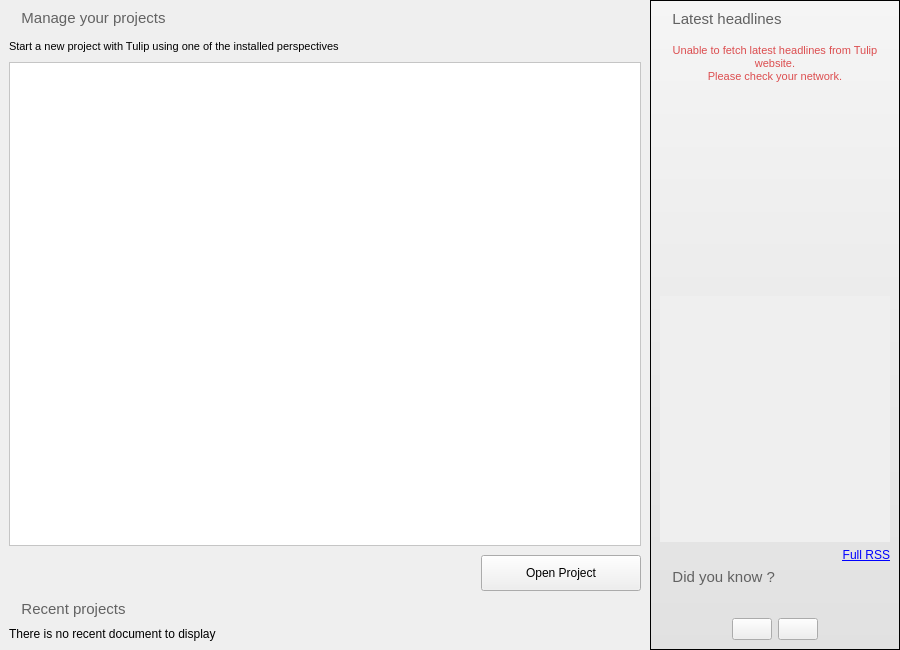
This is software/tulip4/tulip_app/designer/TulipWelcomePage.ui in vadivelselvaraj/TulipGLImprovement as Qt 5 draws it before an edit. The edited form follows.
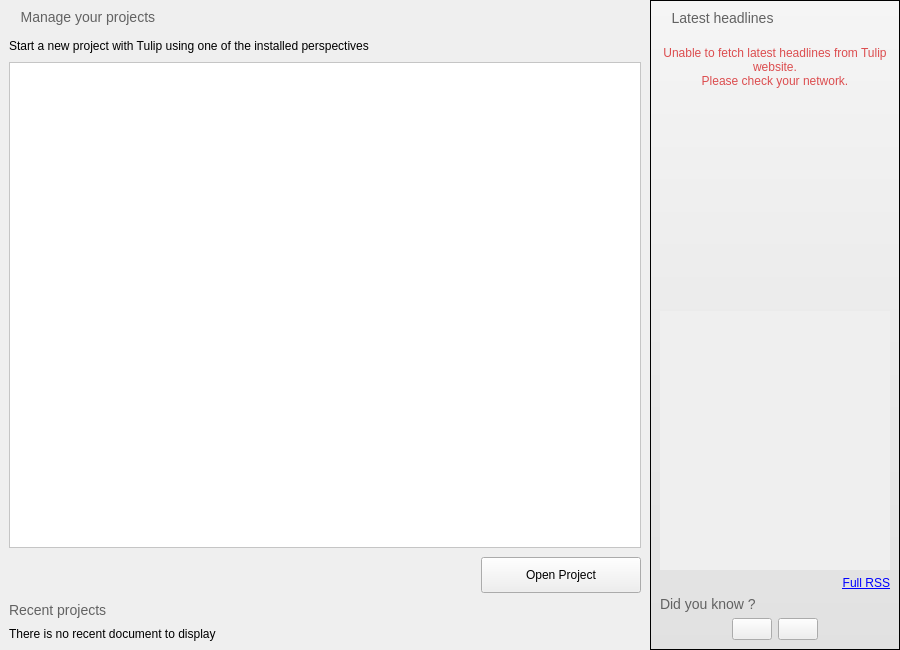
This is the edited form. Icons and pictures are not drawn.

Commit message: Fixed font sizes in labels from Tulip welcome screens

What changed in the file:
```diff
--- a/software/tulip4/tulip_app/designer/TulipWelcomePage.ui
+++ b/software/tulip4/tulip_app/designer/TulipWelcomePage.ui
@@ -40,13 +40,19 @@
         </sizepolicy>
        </property>
        <property name="text">
-        <string>&lt;!DOCTYPE HTML PUBLIC &quot;-//W3C//DTD HTML 4.0//EN&quot; &quot;http://www.w3.org/TR/REC-html40/strict.dtd&quot;&gt;
-&lt;html&gt;&lt;head&gt;&lt;meta name=&quot;qrichtext&quot; content=&quot;1&quot; /&gt;&lt;style type=&quot;text/css&quot;&gt;
+        <string>&lt;html&gt;&lt;head&gt;&lt;meta name=&quot;qrichtext&quot; content=&quot;1&quot; /&gt;&lt;style type=&quot;text/css&quot;&gt;
 p, li { white-space: pre-wrap; }
-&lt;/style&gt;&lt;/head&gt;&lt;body style=&quot; font-family:'Cantarell'; font-size:11pt; font-weight:400; font-style:normal;&quot;&gt;
-&lt;p style=&quot; margin-top:0px; margin-bottom:0px; margin-left:0px; margin-right:0px; -qt-block-indent:0; text-indent:0px;&quot;&gt;&lt;img src=&quot;:/tulip/app/ui/list_bullet_arrow.png&quot; /&gt;&lt;span style=&quot; font-family:'MS Shell Dlg 2'; color:#626262;&quot;&gt;   Manage your projects&lt;/span&gt;&lt;/p&gt;
-&lt;p style=&quot;-qt-paragraph-type:empty; margin-top:0px; margin-bottom:0px; margin-left:0px; margin-right:0px; -qt-block-indent:0; text-indent:0px; font-family:'MS Shell Dlg 2'; font-size:8pt; color:#626262;&quot;&gt;&lt;/p&gt;
-&lt;p style=&quot; margin-top:0px; margin-bottom:0px; margin-left:0px; margin-right:0px; -qt-block-indent:0; text-indent:0px;&quot;&gt;&lt;span style=&quot; font-family:'MS Shell Dlg 2'; font-size:8pt; color:#000000;&quot;&gt;Start a new project with Tulip using one of the installed perspectives&lt;/span&gt;&lt;/p&gt;&lt;/body&gt;&lt;/html&gt;</string>
+&lt;/style&gt;&lt;/head&gt;
+
+&lt;body&gt;
+&lt;p style=&quot; margin-top:0px; margin-bottom:0px; margin-left:0px; margin-right:0px; -qt-block-indent:0; text-indent:0px;&quot;&gt;&lt;img src=&quot;:/tulip/app/ui/list_bullet_arrow.png&quot; /&gt;&lt;span style=&quot;color:#626262; font-size:large;&quot;&gt;   Manage your projects&lt;/span&gt;&lt;/p&gt;
+
+&lt;p style=&quot;-qt-paragraph-type:empty; margin-top:0px; margin-bottom:0px; margin-left:0px; margin-right:0px; -qt-block-indent:0; text-indent:0px; font-size:medium;&quot;&gt; &lt;/p&gt;
+
+&lt;p style=&quot; margin-top:0px; margin-bottom:0px; margin-left:0px; margin-right:0px; -qt-block-indent:0; text-indent:0px;&quot;&gt;&lt;span style=&quot;color:#000000;&quot;&gt;Start a new project with Tulip using one of the installed perspectives&lt;/span&gt;&lt;/p&gt;
+&lt;/body&gt;
+
+&lt;/html&gt;</string>
        </property>
        <property name="alignment">
         <set>Qt::AlignLeading|Qt::AlignLeft|Qt::AlignTop</set>
@@ -163,11 +169,10 @@
      <item>
       <widget class="QLabel" name="label_5">
        <property name="text">
-        <string>&lt;!DOCTYPE HTML PUBLIC &quot;-//W3C//DTD HTML 4.0//EN&quot; &quot;http://www.w3.org/TR/REC-html40/strict.dtd&quot;&gt;
-&lt;html&gt;&lt;head&gt;&lt;meta name=&quot;qrichtext&quot; content=&quot;1&quot; /&gt;&lt;style type=&quot;text/css&quot;&gt;
-p, li { white-space: pre-wrap; }
-&lt;/style&gt;&lt;/head&gt;&lt;body style=&quot; font-family:'MS Shell Dlg 2'; font-size:8.25pt; font-weight:400; font-style:normal;&quot;&gt;
-&lt;p style=&quot; margin-top:0px; margin-bottom:0px; margin-left:0px; margin-right:0px; -qt-block-indent:0; text-indent:0px;&quot;&gt;&lt;span style=&quot; font-size:11pt; color:#626262;&quot;&gt;&lt;img src=&quot;:/tulip/app/ui/list_bullet_arrow.png&quot; /&gt;   Recent projects&lt;/span&gt;&lt;/p&gt;&lt;/body&gt;&lt;/html&gt;</string>
+        <string>&lt;body&gt;
+&lt;p style=&quot; margin-top:0px; margin-bottom:0px; margin-left:0px; margin-right:0px; -qt-block-indent:0; text-indent:0px;&quot;&gt;&lt;img src=&quot;:/tulip/app/ui/list_bullet_arrow.png&quot; /&gt;&lt;span style=&quot;color:#626262; font-size:large;&quot;&gt;    Recent projects&lt;/span&gt;&lt;/p&gt;
+&lt;/body&gt;
+&lt;/html&gt;</string>
        </property>
       </widget>
      </item>
@@ -240,12 +245,18 @@
            </sizepolicy>
           </property>
           <property name="text">
-           <string>&lt;!DOCTYPE HTML PUBLIC &quot;-//W3C//DTD HTML 4.0//EN&quot; &quot;http://www.w3.org/TR/REC-html40/strict.dtd&quot;&gt;
-&lt;html&gt;&lt;head&gt;&lt;meta name=&quot;qrichtext&quot; content=&quot;1&quot; /&gt;&lt;style type=&quot;text/css&quot;&gt;
+           <string>&lt;html&gt;&lt;head&gt;&lt;meta name=&quot;qrichtext&quot; content=&quot;1&quot; /&gt;&lt;style type=&quot;text/css&quot;&gt;
 p, li { white-space: pre-wrap; }
-&lt;/style&gt;&lt;/head&gt;&lt;body style=&quot; font-family:'MS Shell Dlg 2'; font-size:8.25pt; font-weight:400; font-style:normal;&quot;&gt;
-&lt;p style=&quot; margin-top:0px; margin-bottom:0px; margin-left:0px; margin-right:0px; -qt-block-indent:0; text-indent:0px;&quot;&gt;&lt;span style=&quot; font-size:11pt; color:#616161;&quot;&gt;&lt;img src=&quot;:/tulip/app/ui/list_bullet_arrow.png&quot; /&gt;   Latest headlines&lt;/span&gt;&lt;/p&gt;
-&lt;p style=&quot;-qt-paragraph-type:empty; margin-top:0px; margin-bottom:0px; margin-left:0px; margin-right:0px; -qt-block-indent:0; text-indent:0px; font-size:6pt; color:#616161;&quot;&gt;&lt;/p&gt;&lt;/body&gt;&lt;/html&gt;</string>
+&lt;/style&gt;&lt;/head&gt;
+
+&lt;body&gt;
+&lt;p style=&quot; margin-top:0px; margin-bottom:0px; margin-left:0px; margin-right:0px; -qt-block-indent:0; text-indent:0px;&quot;&gt;&lt;img src=&quot;:/tulip/app/ui/list_bullet_arrow.png&quot; /&gt;&lt;span style=&quot;color:#626262; font-size:large;&quot;&gt;   Latest headlines&lt;/span&gt;&lt;/p&gt;
+
+&lt;p style=&quot;-qt-paragraph-type:empty; margin-top:0px; margin-bottom:0px; margin-left:0px; margin-right:0px; -qt-block-indent:0; text-indent:0px; font-size:medium;&quot;&gt; &lt;/p&gt;
+
+&lt;/body&gt;
+
+&lt;/html&gt;</string>
           </property>
          </widget>
         </item>
@@ -258,12 +269,15 @@
            </sizepolicy>
           </property>
           <property name="text">
-           <string>&lt;!DOCTYPE HTML PUBLIC &quot;-//W3C//DTD HTML 4.0//EN&quot; &quot;http://www.w3.org/TR/REC-html40/strict.dtd&quot;&gt;
-&lt;html&gt;&lt;head&gt;&lt;meta name=&quot;qrichtext&quot; content=&quot;1&quot; /&gt;&lt;style type=&quot;text/css&quot;&gt;
+           <string>&lt;html&gt;&lt;head&gt;&lt;meta name=&quot;qrichtext&quot; content=&quot;1&quot; /&gt;&lt;style type=&quot;text/css&quot;&gt;
 p, li { white-space: pre-wrap; }
-&lt;/style&gt;&lt;/head&gt;&lt;body style=&quot; font-family:'Cantarell'; font-size:11pt; font-weight:400; font-style:normal;&quot;&gt;
-&lt;p align=&quot;center&quot; style=&quot; margin-top:0px; margin-bottom:0px; margin-left:0px; margin-right:0px; -qt-block-indent:0; text-indent:0px;&quot;&gt;&lt;span style=&quot; font-family:'MS Shell Dlg 2'; font-size:8pt; color:#dc4d4f;&quot;&gt;Unable to fetch latest headlines from Tulip website.&lt;/span&gt;&lt;/p&gt;
-&lt;p align=&quot;center&quot; style=&quot; margin-top:0px; margin-bottom:0px; margin-left:0px; margin-right:0px; -qt-block-indent:0; text-indent:0px;&quot;&gt;&lt;span style=&quot; font-family:'MS Shell Dlg 2'; font-size:8pt; color:#dc4d4f;&quot;&gt;Please check your network.&lt;/span&gt;&lt;/p&gt;&lt;/body&gt;&lt;/html&gt;</string>
+&lt;/style&gt;&lt;/head&gt;
+
+&lt;body&gt;
+&lt;p align=&quot;center&quot; style=&quot; margin-top:0px; margin-bottom:0px; margin-left:0px; margin-right:0px; -qt-block-indent:0; text-indent:0px;&quot;&gt;&lt;span style=&quot;color:#dc4d4f;  font-size:medium;&quot;&gt;Unable to fetch latest headlines from Tulip website.&lt;/span&gt;&lt;/p&gt;
+&lt;p align=&quot;center&quot; style=&quot; margin-top:0px; margin-bottom:0px; margin-left:0px; margin-right:0px; -qt-block-indent:0; text-indent:0px;&quot;&gt;&lt;span style=&quot;color:#dc4d4f;  font-size:medium;&quot;&gt;Please check your network.&lt;/span&gt;&lt;/p&gt;
+
+&lt;/body&gt;&lt;/html&gt;</string>
           </property>
           <property name="alignment">
            <set>Qt::AlignLeading|Qt::AlignLeft|Qt::AlignTop</set>
@@ -334,11 +348,12 @@
            </sizepolicy>
           </property>
           <property name="text">
-           <string>&lt;!DOCTYPE HTML PUBLIC &quot;-//W3C//DTD HTML 4.0//EN&quot; &quot;http://www.w3.org/TR/REC-html40/strict.dtd&quot;&gt;
-&lt;html&gt;&lt;head&gt;&lt;meta name=&quot;qrichtext&quot; content=&quot;1&quot; /&gt;&lt;style type=&quot;text/css&quot;&gt;
+           <string>&lt;html&gt;&lt;head&gt;&lt;meta name=&quot;qrichtext&quot; content=&quot;1&quot; /&gt;&lt;style type=&quot;text/css&quot;&gt;
 p, li { white-space: pre-wrap; }
-&lt;/style&gt;&lt;/head&gt;&lt;body style=&quot; font-family:'Cantarell'; font-size:11pt; font-weight:400; font-style:normal;&quot;&gt;
-&lt;p style=&quot; margin-top:0px; margin-bottom:0px; margin-left:0px; margin-right:0px; -qt-block-indent:0; text-indent:0px;&quot;&gt;&lt;a href=&quot;http://tulip.labri.fr&quot;&gt;&lt;span style=&quot; font-family:'MS Shell Dlg 2'; font-size:9pt; text-decoration: underline; color:#0000ff;&quot;&gt;Full RSS&lt;/span&gt;&lt;/a&gt;&lt;/p&gt;&lt;/body&gt;&lt;/html&gt;</string>
+&lt;/style&gt;&lt;/head&gt;
+
+&lt;body&gt;
+&lt;p style=&quot; margin-top:0px; margin-bottom:0px; margin-left:0px; margin-right:0px; -qt-block-indent:0; text-indent:0px;&quot;&gt;&lt;a href=&quot;http://tulip.labri.fr&quot;&gt;&lt;span&gt;Full RSS&lt;/span&gt;&lt;/a&gt;&lt;/p&gt;&lt;/body&gt;&lt;/html&gt;</string>
           </property>
           <property name="alignment">
            <set>Qt::AlignRight|Qt::AlignTrailing|Qt::AlignVCenter</set>
@@ -348,13 +363,10 @@
         <item>
          <widget class="QLabel" name="label_3">
           <property name="text">
-           <string>&lt;!DOCTYPE HTML PUBLIC &quot;-//W3C//DTD HTML 4.0//EN&quot; &quot;http://www.w3.org/TR/REC-html40/strict.dtd&quot;&gt;
-&lt;html&gt;&lt;head&gt;&lt;meta name=&quot;qrichtext&quot; content=&quot;1&quot; /&gt;&lt;style type=&quot;text/css&quot;&gt;
-p, li { white-space: pre-wrap; }
-&lt;/style&gt;&lt;/head&gt;&lt;body style=&quot; font-family:'MS Shell Dlg 2'; font-size:8.25pt; font-weight:400; font-style:normal;&quot;&gt;
-&lt;p style=&quot; margin-top:0px; margin-bottom:0px; margin-left:0px; margin-right:0px; -qt-block-indent:0; text-indent:0px;&quot;&gt;&lt;img src=&quot;:/tulip/app/ui/list_bullet_arrow.png&quot; /&gt;&lt;span style=&quot; font-size:11pt; color:#616161;&quot;&gt;   Did you know ?&lt;/span&gt;&lt;/p&gt;
-&lt;p style=&quot;-qt-paragraph-type:empty; margin-top:0px; margin-bottom:0px; margin-left:0px; margin-right:0px; -qt-block-indent:0; text-indent:0px; font-size:8pt; color:#616161;&quot;&gt;&lt;/p&gt;
-&lt;p style=&quot;-qt-paragraph-type:empty; margin-top:0px; margin-bottom:0px; margin-left:0px; margin-right:0px; -qt-block-indent:0; text-indent:0px; font-size:8pt; color:#000000;&quot;&gt;&lt;/p&gt;&lt;/body&gt;&lt;/html&gt;</string>
+           <string>&lt;body&gt;
+&lt;p style=&quot; margin-top:0px; margin-bottom:0px; margin-left:0px; margin-right:0px; -qt-block-indent:0; text-indent:0px;&quot;&gt;&lt;img src=&quot;:/tulip/app/ui/list_bullet_arrow.png&quot; /&gt;&lt;span style=&quot;color:#626262; font-size:large;&quot;&gt;    Did you know ?&lt;/span&gt;&lt;/p&gt;
+&lt;/body&gt;
+&lt;/html&gt;</string>
           </property>
           <property name="alignment">
            <set>Qt::AlignLeading|Qt::AlignLeft|Qt::AlignTop</set>
```
Left out of the diff: 8 changed lines with no effect on the pictures. The commit also changes 4 other files.
